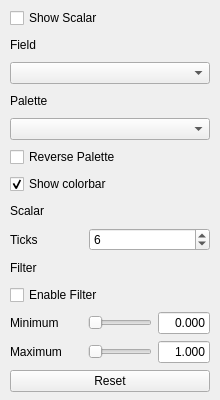
Above: src/ui/scalar_page.ui from thermeng/SciRender before the change. Below: the same form after it.
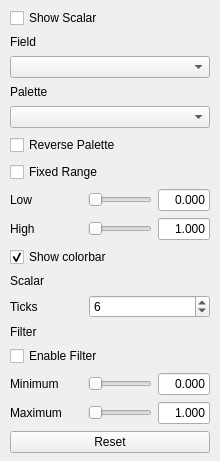
That is the form after the change.

Commit message: feat: fixed custom colormap range for scalar surface coloring

What changed in the file:
```diff
--- a/src/ui/scalar_page.ui
+++ b/src/ui/scalar_page.ui
@@ -77,6 +77,155 @@
         </property>
        </widget>
       </item>
+      <item>
+       <widget class="QCheckBox" name="colorRangeCb">
+        <property name="text">
+         <string>Fixed Range</string>
+        </property>
+        <property name="toolTip">
+         <string>Map a fixed value range to the palette; values below/above clamp to the end colors</string>
+        </property>
+        <property name="checked">
+         <bool>false</bool>
+        </property>
+       </widget>
+      </item>
+      <item>
+       <layout class="QHBoxLayout" name="colorLoLayout">
+        <property name="spacing">
+         <number>6</number>
+        </property>
+        <property name="leftMargin">
+         <number>0</number>
+        </property>
+        <property name="topMargin">
+         <number>0</number>
+        </property>
+        <property name="rightMargin">
+         <number>0</number>
+        </property>
+        <property name="bottomMargin">
+         <number>0</number>
+        </property>
+        <item>
+         <widget class="QLabel" name="colorLoLabel">
+          <property name="minimumSize">
+           <size>
+            <width>72</width>
+            <height>0</height>
+           </size>
+          </property>
+          <property name="maximumSize">
+           <size>
+            <width>72</width>
+            <height>16777215</height>
+           </size>
+          </property><property name="text">
+           <string>Low</string>
+          </property>
+          <property name="alignment">
+           <set>Qt::AlignmentFlag::AlignLeading|Qt::AlignmentFlag::AlignLeft|Qt::AlignmentFlag::AlignVCenter</set>
+          </property>
+         </widget>
+        </item>
+        <item>
+         <widget class="QSlider" name="colorLoSlider">
+          <property name="orientation">
+           <enum>Qt::Orientation::Horizontal</enum>
+          </property>
+         </widget>
+        </item>
+        <item>
+         <widget class="QLineEdit" name="colorLoField">
+          <property name="minimumSize">
+           <size>
+            <width>52</width>
+            <height>0</height>
+           </size>
+          </property>
+          <property name="maximumSize">
+           <size>
+            <width>52</width>
+            <height>16777215</height>
+           </size>
+          </property><property name="text">
+           <string>0.000</string>
+          </property>
+          <property name="alignment">
+           <set>Qt::AlignmentFlag::AlignRight|Qt::AlignmentFlag::AlignTrailing|Qt::AlignmentFlag::AlignVCenter</set>
+          </property>
+         </widget>
+        </item>
+       </layout>
+      </item>
+      <item>
+       <layout class="QHBoxLayout" name="colorHiLayout">
+        <property name="spacing">
+         <number>6</number>
+        </property>
+        <property name="leftMargin">
+         <number>0</number>
+        </property>
+        <property name="topMargin">
+         <number>0</number>
+        </property>
+        <property name="rightMargin">
+         <number>0</number>
+        </property>
+        <property name="bottomMargin">
+         <number>0</number>
+        </property>
+        <item>
+         <widget class="QLabel" name="colorHiLabel">
+          <property name="minimumSize">
+           <size>
+            <width>72</width>
+            <height>0</height>
+           </size>
+          </property>
+          <property name="maximumSize">
+           <size>
+            <width>72</width>
+            <height>16777215</height>
+           </size>
+          </property><property name="text">
+           <string>High</string>
+          </property>
+          <property name="alignment">
+           <set>Qt::AlignmentFlag::AlignLeading|Qt::AlignmentFlag::AlignLeft|Qt::AlignmentFlag::AlignVCenter</set>
+          </property>
+         </widget>
+        </item>
+        <item>
+         <widget class="QSlider" name="colorHiSlider">
+          <property name="orientation">
+           <enum>Qt::Orientation::Horizontal</enum>
+          </property>
+         </widget>
+        </item>
+        <item>
+         <widget class="QLineEdit" name="colorHiField">
+          <property name="minimumSize">
+           <size>
+            <width>52</width>
+            <height>0</height>
+           </size>
+          </property>
+          <property name="maximumSize">
+           <size>
+            <width>52</width>
+            <height>16777215</height>
+           </size>
+          </property><property name="text">
+           <string>1.000</string>
+          </property>
+          <property name="alignment">
+           <set>Qt::AlignmentFlag::AlignRight|Qt::AlignmentFlag::AlignTrailing|Qt::AlignmentFlag::AlignVCenter</set>
+          </property>
+         </widget>
+        </item>
+       </layout>
+      </item>
       <item>
        <widget class="QCheckBox" name="showColorbar">
         <property name="text">
```
The commit also changes 7 other files.
